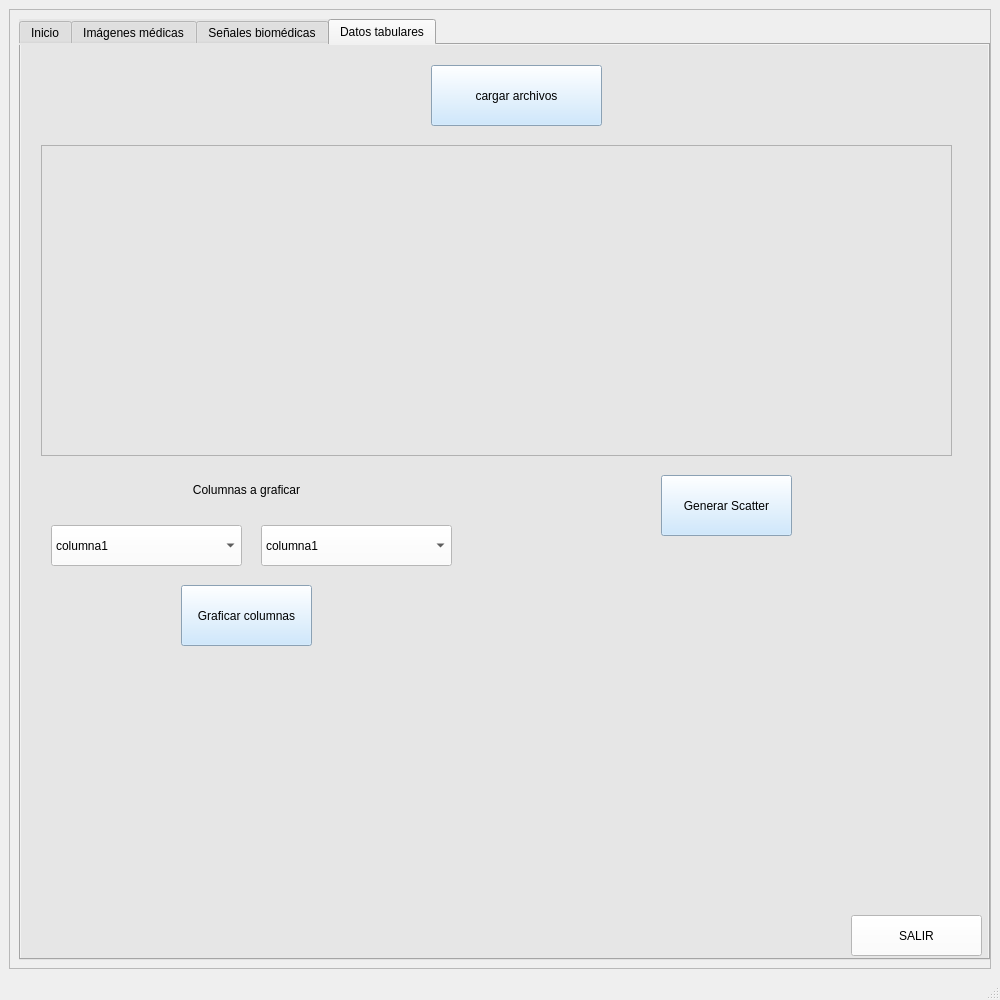
Old version of the form Vista/principal.ui in the repository msofiaalmanza-coder/BioSync.
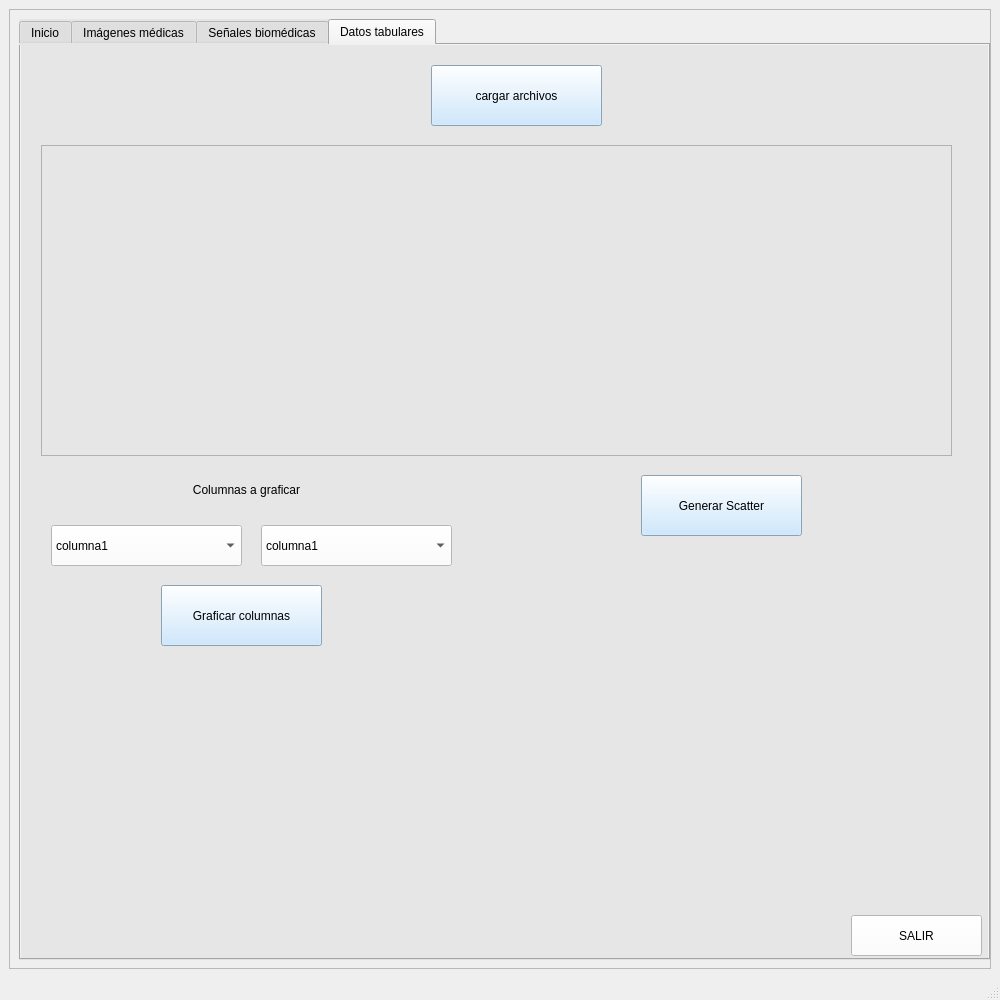
New version of the form. The open tabs and pages were chosen to show the change.

Commit message: cambio interfaz 3

Diff of the .ui file:
```diff
--- a/Vista/principal.ui
+++ b/Vista/principal.ui
@@ -1029,9 +1029,9 @@
         <widget class="QPushButton" name="btnGraficar">
          <property name="geometry">
           <rect>
-           <x>160</x>
+           <x>140</x>
            <y>540</y>
-           <width>131</width>
+           <width>161</width>
            <height>61</height>
           </rect>
          </property>
@@ -1046,9 +1046,9 @@
         <widget class="QPushButton" name="btnScatter">
          <property name="geometry">
           <rect>
-           <x>640</x>
+           <x>620</x>
            <y>430</y>
-           <width>131</width>
+           <width>161</width>
            <height>61</height>
           </rect>
          </property>
```
The commit also changes 1 other file.
